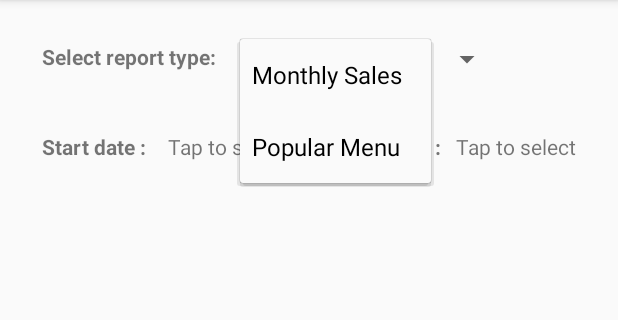
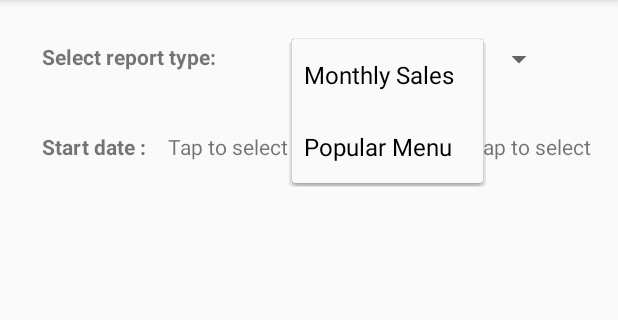
Before and after one commit to Theam1127/FoodOrderingApp, an Android app: the GenerateReport screen opened directly, with no data from a screen before it, after a tap on "Monthly Sales", on a phone screen of 412 x 824 dp, the part 84-404 px from its top. Run offline under Robolectric (Android 15) with nearby library versions, the phone set to English and light mode, and no system bars; our stand-ins replace Firebase (no records; nobody signed in at launch, a user with empty details on screens opened directly).

Commit message:
Fixed some bugs

```diff
--- a/app/src/main/res/layout/activity_generate_report.xml
+++ b/app/src/main/res/layout/activity_generate_report.xml
@@ -22,10 +22,13 @@
         android:id="@+id/reportTypeSpinner"
         android:layout_width="175dp"
         android:layout_height="27dp"
+        android:layout_marginEnd="8dp"
         android:layout_marginLeft="160dp"
+        android:layout_marginRight="8dp"
         android:layout_marginStart="160dp"
         android:layout_marginTop="26dp"
         android:entries="@array/report_type"
+        app:layout_constraintEnd_toEndOf="parent"
         app:layout_constraintStart_toStartOf="parent"
         app:layout_constraintTop_toTopOf="parent" />
 
@@ -98,10 +101,13 @@
         android:id="@+id/endDate2TV"
         android:layout_width="wrap_content"
         android:layout_height="wrap_content"
+        android:layout_marginEnd="8dp"
         android:layout_marginLeft="304dp"
+        android:layout_marginRight="8dp"
         android:layout_marginStart="304dp"
         android:layout_marginTop="88dp"
         android:text="@string/tao_to_select"
+        app:layout_constraintEnd_toEndOf="parent"
         app:layout_constraintStart_toStartOf="parent"
         app:layout_constraintTop_toTopOf="parent" />
 
--- a/app/src/main/res/layout/activity_home_page.xml
+++ b/app/src/main/res/layout/activity_home_page.xml
@@ -28,7 +28,7 @@
         android:layout_marginLeft="8dp"
         android:layout_marginRight="8dp"
         android:layout_marginStart="8dp"
-        android:layout_marginTop="88dp"
+        android:layout_marginTop="68dp"
         android:text="@string/view_payment"
         app:layout_constraintEnd_toEndOf="parent"
         app:layout_constraintStart_toStartOf="parent"
```
Also changed, not shown: app/src/main/res/layout/activity_payment_history.xml (+12 -4 lines).
